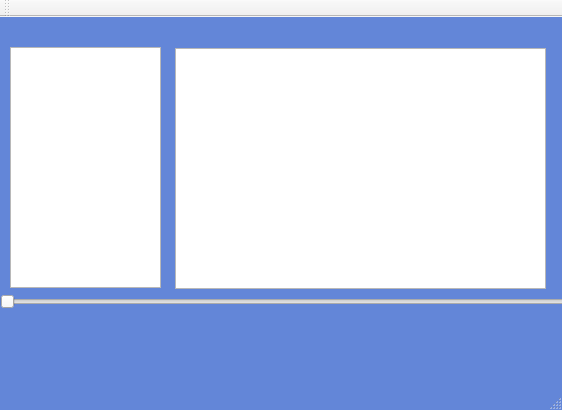
Above: mainwindow.ui from VictoriaOtm/Accord before the change. Below: the same form after it.
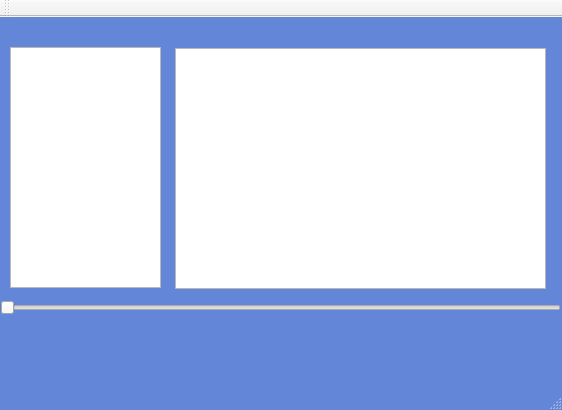
That is the form after the change. Icons and pictures are not drawn.

Commit message: started working on curRow selecting and duration slider

Patch:
```diff
--- a/mainwindow.ui
+++ b/mainwindow.ui
@@ -116,9 +116,9 @@
     <property name="geometry">
      <rect>
       <x>0</x>
-      <y>270</y>
-      <width>571</width>
-      <height>29</height>
+      <y>280</y>
+      <width>561</width>
+      <height>21</height>
      </rect>
     </property>
     <property name="orientation">
```
Left out of the diff: 4 changed lines with no effect on the pictures. The commit also changes 6 other files.
